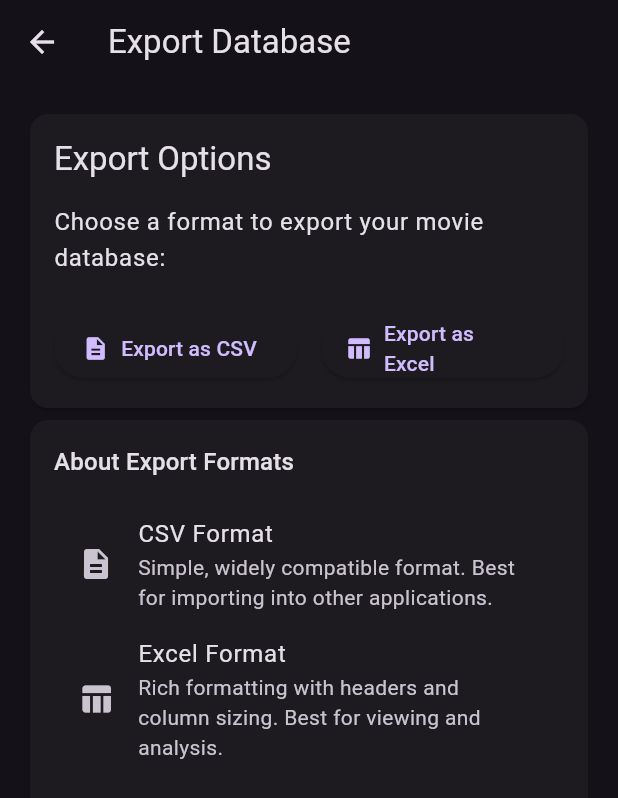
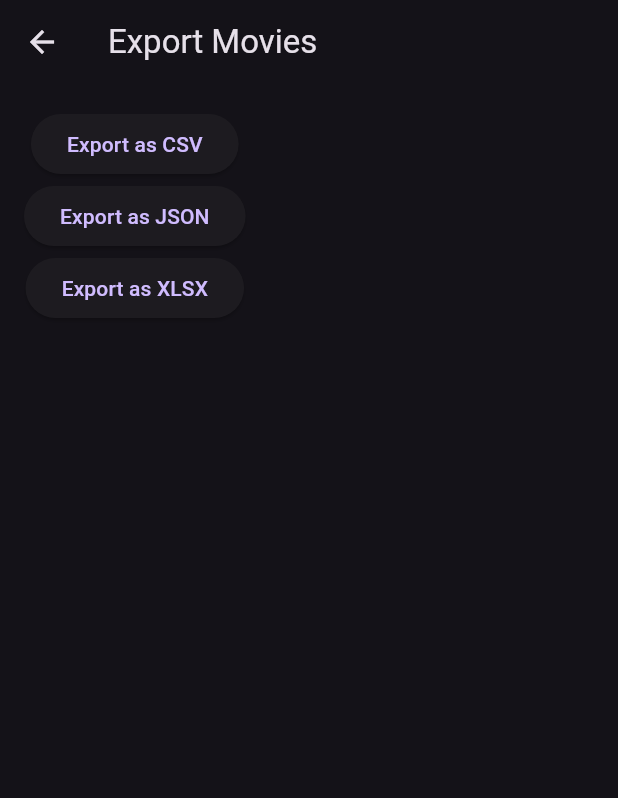
Before and after one commit to S-Kathirvel/LogIt_All, a Flutter app: the ExportDatabasePage screen opened directly with empty values, on a phone screen of 412 x 824 dp. Shown: the top 798 px of the screen. Run offline on Flutter 3.47's test engine with Material 3 defaults, Android fonts, the phone set to English and light mode, and no system bars; our stand-ins replace csv, permission_handler, shared_preferences, sqflite; missing offline and left inert: excel; accounts and stored records are empty.

Commit message:
Export functionality is switched to its own individual page - Tested and working

```diff
--- a/lib/WatchedMovieLog/export_database_page.dart
+++ b/lib/WatchedMovieLog/export_database_page.dart
@@ -5,6 +5,7 @@ import 'package:csv/csv.dart';
 import 'package:excel/excel.dart';
 import 'package:intl/intl.dart';
 import 'dart:io';
+import 'dart:convert';
 import 'database.dart';
 
 class ExportDatabasePage extends StatefulWidget {
@@ -53,6 +54,8 @@ class _ExportDatabasePageState extends State<ExportDatabasePage> {
 
       if (format == 'csv') {
         await _exportToCsv(movies, filePath);
+      } else if (format == 'json') {
+        await _exportToJson(movies, filePath);
       } else {
         await _exportToExcel(movies, filePath);
       }
@@ -61,26 +64,10 @@ class _ExportDatabasePageState extends State<ExportDatabasePage> {
         _lastExportPath = filePath;
         _errorMessage = null;
       });
-
-      ScaffoldMessenger.of(context).showSnackBar(
-        SnackBar(
-          content: Text('Successfully exported to $filePath'),
-          duration: Duration(seconds: 5),
-          action: SnackBarAction(
-            label: 'OPEN',
-            onPressed: () {
-              // TODO: Implement file opening functionality
-            },
-          ),
-        ),
-      );
     } catch (e) {
       setState(() {
         _errorMessage = e.toString();
       });
-      ScaffoldMessenger.of(context).showSnackBar(
-        SnackBar(content: Text('Export failed: $e')),
-      );
     } finally {
       setState(() {
         _isExporting = false;
@@ -105,43 +92,46 @@ class _ExportDatabasePageState extends State<ExportDatabasePage> {
     await file.writeAsString(csvString);
   }
 
+  Future<void> _exportToJson(List<Map<String, dynamic>> movies, String filePath) async {
+    final jsonString = jsonEncode(movies);
+    final file = File(filePath);
+    await file.writeAsString(jsonString);
+  }
+
   Future<void> _exportToExcel(List<Map<String, dynamic>> movies, String filePath) async {
     final excel = Excel.createExcel();
     final sheet = excel['Movies'];
 
-    // Add header with style
-    final headerStyle = CellStyle(
-      bold: true,
-      backgroundColorHex: '#CCCCCC',
-      horizontalAlign: HorizontalAlign.Center,
-    );
-
+    // Add headers with style
     final headers = ['Name', 'Year', 'Genre', 'Rating', 'Date Added'];
     for (var i = 0; i < headers.length; i++) {
-      sheet.cell(CellIndex.indexByColumnRow(columnIndex: i, rowIndex: 0))
-        ..value = headers[i]
-        ..cellStyle = headerStyle;
+      final cell = sheet.cell(CellIndex.indexByColumnRow(columnIndex: i, rowIndex: 0));
+      cell.value = TextCellValue(headers[i]);
+      cell.cellStyle = CellStyle(
+        bold: true,
+      );
     }
 
     // Add data
     for (var i = 0; i < movies.length; i++) {
       final movie = movies[i];
       final row = i + 1;
+
       sheet.cell(CellIndex.indexByColumnRow(columnIndex: 0, rowIndex: row))
-        ..value = movie['name'];
+        .value = TextCellValue(movie['name']);
       sheet.cell(CellIndex.indexByColumnRow(columnIndex: 1, rowIndex: row))
-        ..value = movie['year'];
+        .value = TextCellValue(movie['year'].toString());
       sheet.cell(CellIndex.indexByColumnRow(columnIndex: 2, rowIndex: row))
-        ..value = movie['genre'];
+        .value = TextCellValue(movie['genre']);
       sheet.cell(CellIndex.indexByColumnRow(columnIndex: 3, rowIndex: row))
-        ..value = movie['rating'];
+        .value = TextCellValue(movie['rating'].toString());
       sheet.cell(CellIndex.indexByColumnRow(columnIndex: 4, rowIndex: row))
-        ..value = movie['date_of_entry'];
+        .value = TextCellValue(movie['dateAdded'] ?? '');
     }
 
-    // Auto-fit columns
-    for (var col in sheet.columns) {
-      sheet.setColAutoFit(col);
+    // Set column widths
+    for (var i = 0; i < headers.length; i++) {
+      sheet.setColumnWidth(i, 15.0);
     }
 
     final file = File(filePath);
@@ -152,116 +142,30 @@ class _ExportDatabasePageState extends State<ExportDatabasePage> {
   Widget build(BuildContext context) {
     return Scaffold(
       appBar: AppBar(
-        title: Text('Export Database'),
-        actions: [
-          if (_isExporting)
-            Padding(
-              padding: EdgeInsets.only(right: 16.0),
-              child: Center(child: CircularProgressIndicator()),
-            ),
-        ],
+        title: Text('Export Movies'),
       ),
       body: Padding(
-        padding: EdgeInsets.all(16.0),
+        padding: const EdgeInsets.all(16.0),
         child: Column(
-          crossAxisAlignment: CrossAxisAlignment.stretch,
           children: [
-            Card(
-              child: Padding(
-                padding: EdgeInsets.all(16.0),
-                child: Column(
-                  crossAxisAlignment: CrossAxisAlignment.start,
-                  children: [
-                    Text(
-                      'Export Options',
-                      style: Theme.of(context).textTheme.titleLarge,
-                    ),
-                    SizedBox(height: 16),
-                    Text(
-                      'Choose a format to export your movie database:',
-                      style: Theme.of(context).textTheme.bodyLarge,
-                    ),
-                    SizedBox(height: 24),
-                    Row(
-                      mainAxisAlignment: MainAxisAlignment.spaceEvenly,
-                      children: [
-                        Expanded(
-                          child: ElevatedButton.icon(
-                            icon: Icon(Icons.description),
-                            label: Text('Export as CSV'),
-                            onPressed: _isExporting ? null : () => _exportToFile('csv'),
-                          ),
-                        ),
-                        SizedBox(width: 16),
-                        Expanded(
-                          child: ElevatedButton.icon(
-                            icon: Icon(Icons.table_chart),
-                            label: Text('Export as Excel'),
-                            onPressed: _isExporting ? null : () => _exportToFile('xlsx'),
-                          ),
-                        ),
-                      ],
-                    ),
-                  ],
-                ),
-              ),
+            ElevatedButton(
+              onPressed: () => _exportToFile('csv'),
+              child: Text('Export as CSV'),
             ),
+            ElevatedButton(
+              onPressed: () => _exportToFile('json'),
+              child: Text('Export as JSON'),
+            ),
+            ElevatedButton(
+              onPressed: () => _exportToFile('xlsx'),
+              child: Text('Export as XLSX'),
+            ),
+            if (_isExporting)
+              CircularProgressIndicator(),
             if (_errorMessage != null)
-              Card(
-                color: Theme.of(context).colorScheme.errorContainer,
-                child: Padding(
-                  padding: EdgeInsets.all(16.0),
-                  child: Text(
-                    _errorMessage!,
-                    style: TextStyle(color: Theme.of(context).colorScheme.onErrorContainer),
-                  ),
-                ),
-              ),
+              Text(_errorMessage!, style: TextStyle(color: Colors.red)),
             if (_lastExportPath != null)
-              Card(
-                color: Theme.of(context).colorScheme.primaryContainer,
-                child: Padding(
-                  padding: EdgeInsets.all(16.0),
-                  child: Column(
-                    crossAxisAlignment: CrossAxisAlignment.start,
-                    children: [
-                      Text(
-                        'Last Export',
-                        style: Theme.of(context).textTheme.titleMedium,
-                      ),
-                      SizedBox(height: 8),
-                      Text(_lastExportPath!),
-                    ],
-                  ),
-                ),
-              ),
-            Expanded(
-              child: Card(
-                child: Padding(
-                  padding: EdgeInsets.all(16.0),
-                  child: Column(
-                    crossAxisAlignment: CrossAxisAlignment.start,
-                    children: [
-                      Text(
-                        'About Export Formats',
-                        style: Theme.of(context).textTheme.titleMedium,
-                      ),
-                      SizedBox(height: 16),
-                      ListTile(
-                        leading: Icon(Icons.description),
-                        title: Text('CSV Format'),
-                        subtitle: Text('Simple, widely compatible format. Best for importing into other applications.'),
-                      ),
-                      ListTile(
-                        leading: Icon(Icons.table_chart),
-                        title: Text('Excel Format'),
-                        subtitle: Text('Rich formatting with headers and column sizing. Best for viewing and analysis.'),
-                      ),
-                    ],
-                  ),
-                ),
-              ),
-            ),
+              Text('Last exported to: $_lastExportPath'),
           ],
         ),
       ),
```
